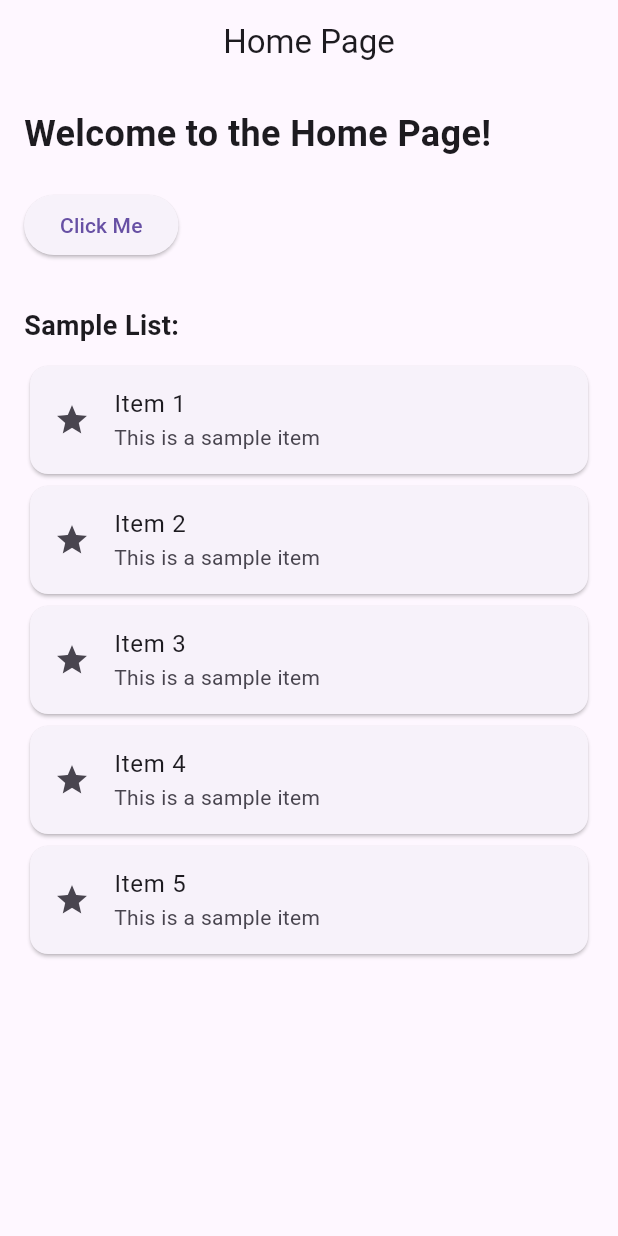
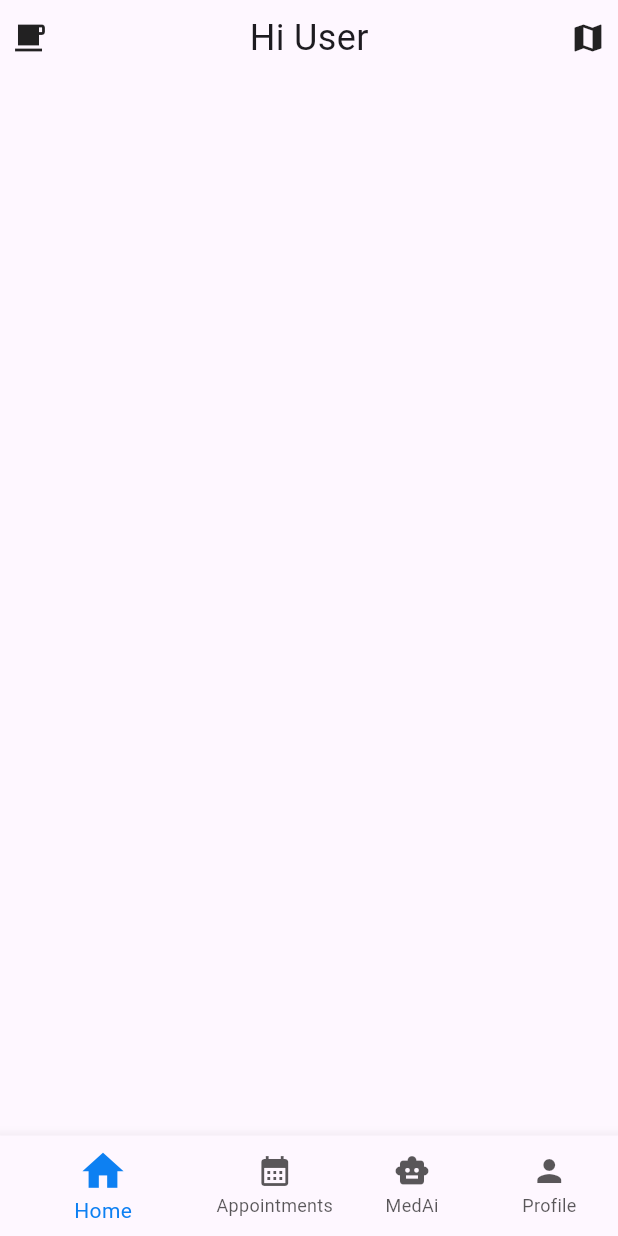
Before and after one commit to jagjeet78/getwell_final, a Flutter app: the screen it shows once a user with an empty profile is signed in, on a phone screen of 412 x 824 dp. Run offline on Flutter 3.47's test engine with Material 3 defaults, Android fonts, the phone set to English and light mode, and no system bars; our stand-ins replace flutter_dotenv, flutter_otp_text_field, flutter_secure_storage, get, google_fonts, intl_phone_number_input and 1 more; accounts and stored records are empty.

Commit message:
just some basic changes

```diff
--- a/lib/Routes/app_routes.dart
+++ b/lib/Routes/app_routes.dart
@@ -1,9 +1,16 @@
+import 'package:getwell_go/pages/appointments.dart';
+
 import '../auth /login_page.dart';
 import '../auth /otp_page.dart';
 
 class AppRoutes {
   static const String login = '/Login';
   static const String otp = '/otp';
-  static const homepage = '/home';
+
   static const questionpage = '/question';
+  static const bottomnavigation ='/main';
+  static const AppointmentsScreen='/main/appointment';
+  static const HomeScreen='/main/home';
+  static const ProfileScreen='/main/profile';
+  static const chatbotScreen='/main/chat';
 }
--- a/lib/Routes/routes.dart
+++ b/lib/Routes/routes.dart
@@ -1,9 +1,14 @@
 import 'package:get/get.dart';
+import 'package:getwell_go/pages/ai_chatbot.dart';
+import 'package:getwell_go/pages/appointments.dart';
 import '../auth /login_page.dart';
 import 'app_routes.dart';
 import '../auth /otp_page.dart';
 import '../pages/Home_page.dart';
 import '../pages/questions_page.dart';
+import '../pages/bottom_navigation.dart';
+
+
 
 class Routes {
   static const initialroute = AppRoutes.login;
@@ -13,7 +18,12 @@ class Routes {
       name: AppRoutes.otp,
       page: () => OtpPage(PhoneNumber: Get.arguments),
     ),
-    GetPage(name: AppRoutes.homepage, page: () => HomePage()),
+
     GetPage(name: AppRoutes.questionpage, page: () => QuestionsPage()),
+    GetPage(name: AppRoutes.bottomnavigation, page:()=>BottomNavExample()),
+    GetPage(name: AppRoutes.AppointmentsScreen, page:()=>AppointmentsScreen()),
+    GetPage(name: AppRoutes.chatbotScreen, page:()=>AiChatbotScreen()),
+    GetPage(name: AppRoutes.HomeScreen, page:()=>HomePage()),
+
   ];
 }
--- a/lib/auth /otp_page.dart
+++ b/lib/auth /otp_page.dart
@@ -119,7 +119,7 @@ class _OtpPageState extends State<OtpPage> {
                     if (await _authservices.checkUserDataExists(
                       AuthResponse.user!.id,
                     )) {
-                      Get.toNamed(AppRoutes.homepage);
+                      Get.toNamed(AppRoutes.bottomnavigation);
                     } else {
                       Get.toNamed(AppRoutes.questionpage);
                     }
--- /dev/null
+++ b/lib/controller/navigation_controller.dart
@@ -0,0 +1,9 @@
+import 'package:get/get.dart';
+
+class NavigationController extends GetxController {
+  RxInt currentPage = 0.obs;
+
+  void select(int index) {
+    currentPage.value = index;
+  }
+}
--- a/lib/main.dart
+++ b/lib/main.dart
@@ -1,11 +1,14 @@
 import 'package:flutter/material.dart';
 import 'package:get/get.dart';
 import 'package:flutter_dotenv/flutter_dotenv.dart';
+import 'package:getwell_go/Routes/app_routes.dart';
+import 'package:getwell_go/pages/bottom_navigation.dart';
 import 'package:supabase_flutter/supabase_flutter.dart';
 import 'Routes/routes.dart';
 import 'auth /login_page.dart';
 import 'pages/Home_page.dart';
 import 'services/sessionmanager.dart';
+import '/Routes/app_routes.dart';
 
 Future<void> main() async {
   await dotenv.load(fileName: ".env");
@@ -29,9 +32,10 @@ class MyApp extends StatelessWidget {
     return GetMaterialApp(
       debugShowCheckedModeBanner: false,
       getPages: Routes.pages,
+
       home: Obx(() {
         if (sessionManager.isLoggedIn) {
-          return HomePage(); // your main page after login
+          return BottomNavExample(); // your main page after login
         } else {
           return LoginPage(); // your login page
         }
--- a/lib/pages/Home_page.dart
+++ b/lib/pages/Home_page.dart
@@ -1,77 +1,84 @@
 import 'package:flutter/material.dart';
-import 'package:get/get.dart'; // Only if you use GetX for navigation
+import 'package:get/get.dart';
+import 'package:get/get_connect/http/src/utils/utils.dart'; // Only if you use GetX for navigation
 
 class HomePage extends StatelessWidget {
-  const HomePage({super.key});
+
+  const HomePage({super.key,});
 
   @override
   Widget build(BuildContext context) {
-    return Scaffold(
-      appBar: AppBar(
-        title: const Text("Home Page"),
-        centerTitle: true,
-      ),
-      body: Padding(
-        padding: const EdgeInsets.all(16.0),
-        child: Column(
-          crossAxisAlignment: CrossAxisAlignment.start,
-          children: [
-            const Text(
-              "Welcome to the Home Page!",
-              style: TextStyle(
-                fontSize: 24,
-                fontWeight: FontWeight.bold,
-              ),
+    return SafeArea(
+      child: Scaffold(
+
+
+
+
+
+
+
+
+
+
+
+
+
+
+
+
+       body:Column(
+        children: [
+
+
+
+
+        Padding(
+          padding: EdgeInsetsGeometry.all(8),
+            child: Row(
+            mainAxisAlignment: MainAxisAlignment.spaceBetween,
+              children: [
+                Icon(Icons.local_cafe_sharp),
+                Text("Hi User",style: TextStyle(fontSize: 24),),
+                Icon(Icons.map),
+
+
+
+
+
+
+
+
+              ],
             ),
-            const SizedBox(height: 20),
+          ),
 
-            ElevatedButton(
-              onPressed: () {
-                // Example button action
-                Get.snackbar(
-                  "Hello",
-                  "This is a sample button action",
-                  backgroundColor: Colors.blue,
-                  colorText: Colors.white,
-                );
-              },
-              child: const Text("Click Me"),
-            ),
 
-            const SizedBox(height: 30),
 
-            const Text(
-              "Sample List:",
-              style: TextStyle(fontSize: 18, fontWeight: FontWeight.w600),
-            ),
-            const SizedBox(height: 10),
 
-            // Example list
-            Expanded(
-              child: ListView.builder(
-                itemCount: 5,
-                itemBuilder: (context, index) {
-                  return Card(
-                    child: ListTile(
-                      leading: const Icon(Icons.star),
-                      title: Text("Item ${index + 1}"),
-                      subtitle: const Text("This is a sample item"),
-                      onTap: () {
-                        Get.snackbar(
-                          "Tapped",
-                          "You tapped Item ${index + 1}",
-                          backgroundColor: Colors.green,
-                          colorText: Colors.white,
-                        );
-                      },
-                    ),
-                  );
-                },
-              ),
-            ),
-          ],
-        ),
+         // search bar for seraching thigns and the all
+
+
+
+
+
+
+
+
+
+
+
+
+
+        ],
+       ) ,
+
+
       ),
     );
-  }
-}
+
+
+    }}
+
+
+
+  void main() => runApp(MaterialApp(home: HomePage()));
--- /dev/null
+++ b/lib/pages/bottom_navigation.dart
@@ -0,0 +1,86 @@
+import 'package:flutter/material.dart';
+import 'package:get/get.dart';
+import 'package:getwell_go/pages/Home_page.dart';
+import 'package:getwell_go/pages/ai_chatbot.dart';
+import 'package:getwell_go/pages/appointments.dart';
+import 'package:getwell_go/pages/profile_page.dart';
+import '/controller/navigation_controller.dart';
+import '/themes/app_color.dart';
+import '/customiconpack.dart';
+
+class BottomNavExample extends StatelessWidget {
+  BottomNavExample({super.key});
+
+  final NavigationController _navigationController = Get.put(
+    NavigationController(),
+  );
+
+  final List<Widget> _pages = [
+    Center(child: HomePage()),
+    Center(child: AppointmentsScreen()),
+    Center(child: AiChatbotScreen()),
+    Center(child: ProfilePage()),
+  ];
+
+  @override
+  Widget build(BuildContext context) {
+    return Obx(
+      () => Scaffold(
+        body: _pages[_navigationController.currentPage.value],
+        bottomNavigationBar: BottomNavigationBar(
+          currentIndex: _navigationController.currentPage.value,
+          onTap: _navigationController.select,
+          selectedItemColor: AppColor.activeColor,
+          unselectedItemColor: Colors.black.withOpacity(0.65),
+          showUnselectedLabels: true,
+          items: const [
+            BottomNavigationBarItem(
+              icon: Icon(
+                Icons.home,
+                size: 30.0,
+
+                semanticLabel: 'Home Icon',
+                textDirection: TextDirection.ltr,
+              ),
+              activeIcon: Icon(
+                Icons.home,
+                // selected color
+                size: 33, // bigger size for selected
+              ),
+
+              label: 'Home',
+            ),
+            BottomNavigationBarItem(
+              icon: Icon(Icons.calendar_month, textDirection: TextDirection.ltr),
+              activeIcon: Icon(
+                Icons.calendar_month,
+                // selected color
+                size: 33, // bigger size for selected
+              ),
+              label: 'Appointments',
+            ),
+
+            BottomNavigationBarItem(
+              icon: Icon(Icons.smart_toy),
+              activeIcon: Icon(
+                Icons.smart_toy,
+                // selected color
+                size: 33, // bigger size for selected
+              ),
+              label: 'MedAi',
+            ),
+            BottomNavigationBarItem(
+              icon: Icon(Icons.person),
+              activeIcon: Icon(
+                Icons.person,
+                // selected color
+                size: 33, // bigger size for selected
+              ),
+              label: 'Profile',
+            ),
+          ],
+        ),
+      ),
+    );
+  }
+}
--- a/lib/pages/questions_page.dart
+++ b/lib/pages/questions_page.dart
@@ -172,7 +172,7 @@ class QuestionsPage extends StatelessWidget {
             children: [
               TextButton(
                 onPressed: () {
-                  Get.toNamed(AppRoutes.homepage);
+                  Get.toNamed(AppRoutes.HomeScreen);
                 },
                 child: const Text('Skip', style: TextStyle(fontSize: 16)),
               ),
@@ -184,7 +184,7 @@ class QuestionsPage extends StatelessWidget {
                     age: questionController.sliderval.value.toInt(),
                   );
 
-                  Get.toNamed(AppRoutes.homepage);
+                  Get.toNamed(AppRoutes.HomeScreen);
                 },
                 style: ElevatedButton.styleFrom(
                   padding: const EdgeInsets.symmetric(
--- /dev/null
+++ b/lib/themes/app_color.dart
@@ -0,0 +1,12 @@
+import 'package:flutter/material.dart';
+
+
+
+class AppColor {
+   static Color activeColor = Color(0xFF0d80f2);
+    static Color inactiveColor = Color(0xFF0d80f2).withOpacity(0.6);
+    static  Color activeBorderColor = Color(0xFF4d91f2);
+   static Color inactiveBorderColor = Color(0xFF4d91f2).withOpacity(0.7);
+     static Color activeBgColor = Color(0xFFe0f2fe);
+   static Color inactiveBgColor = Color(0xFFe0f2fe).withOpacity(0.7);
+}
--- a/pubspec.yaml
+++ b/pubspec.yaml
@@ -84,6 +84,7 @@ flutter:
   fonts:
     - family: getwelllogo
       fonts:
+        - asset: assets/fonts/calendar.ttf
         - asset: assets/fonts/getwelllogo.ttf
   #       - asset: fonts/Schyler-Italic.ttf
   #         style: italic
```
Also changed, not shown: lib/customiconpack.dart (+8 -9 lines), lib/pages/ai_chatbot.dart (added, +25 -0 lines), lib/pages/appointments.dart (added, +24 -0 lines), lib/pages/profile_page.dart (added, +21 -0 lines), assets/fonts/calendar.ttf (added).
